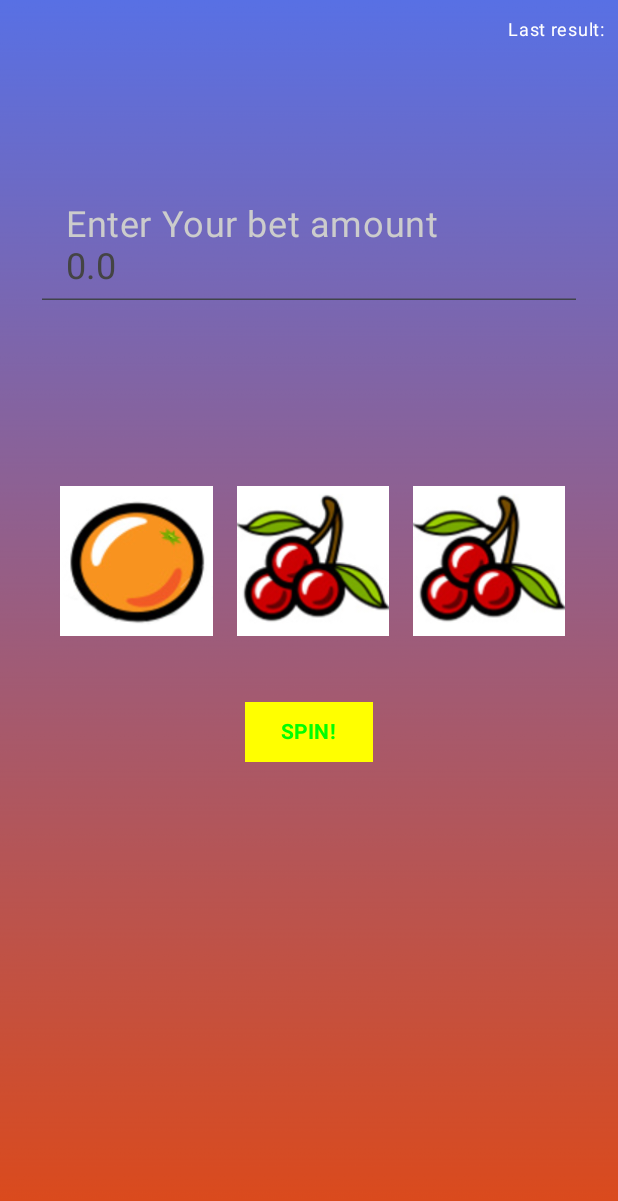
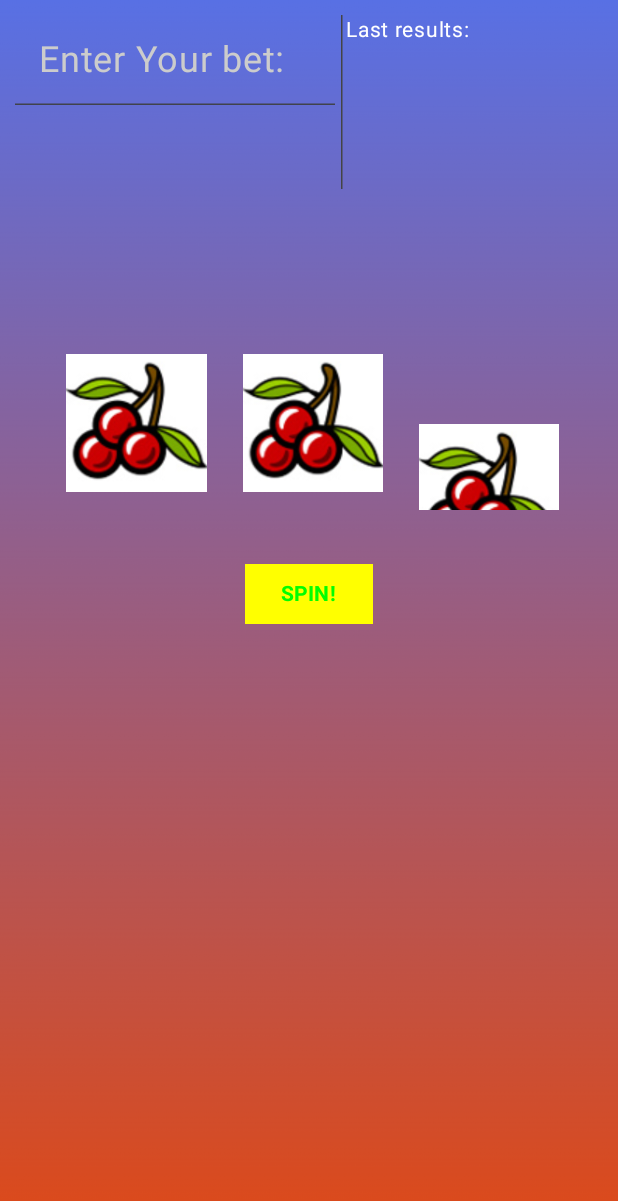
Before and after one commit to artuntnc/gambling-app, an Android app built with Jetpack Compose: the SlotsScreen screen opened through its navigation route, after a tap on "SPIN!", on a phone screen of 412 x 824 dp. Shown: the top 1201 px of the screen. Run offline under Robolectric (Android 15) with nearby library versions, the phone set to English and light mode, and no system bars; our stand-ins replace window size class; 1 statement that could not run was skipped.

Commit message:
fixed a lot of bugs, blackjack is the only game that doesn't work yet

```diff
--- a/app/src/main/java/com/example/gamblingapp/GamblingAppScreen.kt
+++ b/app/src/main/java/com/example/gamblingapp/GamblingAppScreen.kt
@@ -4,8 +4,10 @@ import android.content.Context
 import android.media.MediaPlayer
 import androidx.annotation.StringRes
 import androidx.compose.foundation.Image
+import androidx.compose.foundation.background
 import androidx.compose.foundation.clickable
 import androidx.compose.foundation.layout.Arrangement
+import androidx.compose.foundation.layout.Box
 import androidx.compose.foundation.layout.Column
 import androidx.compose.foundation.layout.Row
 import androidx.compose.foundation.layout.fillMaxHeight
@@ -65,10 +67,17 @@ fun GamblingAppBar(
     moneyText: String = "1000$",
     modifier: Modifier = Modifier
 ) {
+    Column {
+        Box(
+            modifier = modifier
+                .height(20.dp)
+                .background(Color(27, 206, 211, 255))
+        )
         Row(
             modifier = modifier
                 .fillMaxWidth()
-            .height(48.dp),
+                .height(48.dp)
+                .background(Color.LightGray),
             horizontalArrangement = Arrangement.SpaceBetween,
             verticalAlignment = Alignment.CenterVertically
         ) {
@@ -88,6 +97,7 @@ fun GamblingAppBar(
             )
         }
     }
+}
 
 @Composable
 fun GamblingApp(
@@ -96,28 +106,23 @@ fun GamblingApp(
     context: Context
 )
 {
-    //media player
-    val musicPlayer: MediaPlayer = MediaPlayer.create(context, R.raw.smoke_lish_grooves)
-    musicPlayer.isLooping = true
-    musicPlayer.start()
-
-    Scaffold(
-    ) { innerPadding ->
-
     //app state that controls the app
     val appState by gamblingAppViewModel.appState.collectAsState()
     val loginState by gamblingAppViewModel.loginState.collectAsState()
     val registerState by gamblingAppViewModel.registerState.collectAsState()
 
+    //media player
+    val musicPlayer: MediaPlayer = MediaPlayer.create(context, R.raw.smoke_lish_grooves)
+    musicPlayer.isLooping = true
+    musicPlayer.setVolume(appState.musicVolume,appState.musicVolume)
+    musicPlayer.start()
+
+    Scaffold(
+        topBar = { if(!appState.hideTopBar){ GamblingAppBar({ navController.navigate(AppRoutes.Settings.name) }, appState.money.toString() + "$") }}
+    ) { innerPadding ->
         Column(
 
         ){
-            //Check if bar should be hidden or not, hidden by default
-            if(!appState.hideTopBar)
-            {
-                GamblingAppBar({ navController.navigate(AppRoutes.Settings.name) }, appState.money.toString() + "$")
-            }
-
             //component responsible for navigation in the app
             NavHost(
                 navController = navController,
@@ -143,10 +148,9 @@ fun GamblingApp(
                                         if(gamblingAppViewModel.getUserData())
                                         {
                                             gamblingAppViewModel.changeTopBarState()
-                                            navController.navigate(AppRoutes.GameMenu.name) {
-                                                popUpTo(AppRoutes.Login.name) {
-                                                    inclusive = true
-                                                }
+                                            navController.navigate(AppRoutes.GameMenu.name)
+                                            {
+                                                popUpTo(navController.graph.startDestinationId) { inclusive = true }
                                             }
                                         }
                                   },
@@ -202,11 +206,11 @@ fun GamblingApp(
                         onThemesClick = { gamblingAppViewModel.onThemesClick()},
                         onHelpClick = { gamblingAppViewModel.onHelpClick()},
                         onSignOutClick = {
+                                            gamblingAppViewModel.changeTopBarState()
                                             gamblingAppViewModel.onSignOutClick()
-                                            navController.navigate(AppRoutes.Login.name) {
-                                                popUpTo(AppRoutes.Login.name) {
-                                                    inclusive = true
-                                                }
+                                            navController.navigate(AppRoutes.GameMenu.name)
+                                            {
+                                                popUpTo(navController.graph.startDestinationId) { inclusive = true }
                                             }
                                          },
                         musicVolume = appState.musicVolume,
@@ -224,12 +228,14 @@ fun GamblingApp(
                         onBlackClick = { gamblingAppViewModel.onRouletteButtonClick(Color.Black)},
                         onGreenClick = { gamblingAppViewModel.onRouletteButtonClick(Color.Green)},
                         onSpinClick = { gamblingAppViewModel.onRouletteSpinClick()},
-                        onSpinFinished = { angle -> gamblingAppViewModel.updateRouletteState(angle)},
+                        onUpdateAngle = { angle -> gamblingAppViewModel.onUpdateAngle(angle)},
+                        onSpinFinished = { gamblingAppViewModel.updateRouletteState()},
                         betText = appState.chosenRouletteBet,
                         lastResults = appState.lastRouletteResults,
                         rouletteSpun = appState.rouletteSpun,
                         startDegree = appState.rouletteDegree,
                         targetDegree = appState.targetRouletteDegree,
+                        rotation = appState.rotation,
                         modifier = Modifier
                     )
                 }
@@ -271,10 +277,15 @@ fun GamblingApp(
                 }
                 composable(route = AppRoutes.Slots.name) {
                     SlotsScreen(
-                        onBetChange = { bet -> gamblingAppViewModel.onSlotsBetChange(bet)},
-                        checkTextError = { bet -> gamblingAppViewModel.checkIfInputIncorrect(bet, GamblingAppViewModel.inputType.Money) },
-                        onSpinClick = { gamblingAppViewModel.onSlotsSpinClick()},
-                        onSpinFinished = { gamblingAppViewModel.updateSlotsState()},
+                        onBetChange = { bet -> gamblingAppViewModel.onSlotsBetChange(bet) },
+                        checkTextError = { bet ->
+                            gamblingAppViewModel.checkIfInputIncorrect(
+                                bet,
+                                GamblingAppViewModel.inputType.Money
+                            )
+                        },
+                        onSpinClick = { gamblingAppViewModel.onSlotsSpinClick() },
+                        onSpinFinished = { gamblingAppViewModel.updateSlotsState() },
                         betText = appState.chosenSlotsBet,
                         slotsSpun = appState.slotsSpun,
                         startSlot1 = appState.slot1Id,
@@ -284,7 +295,15 @@ fun GamblingApp(
                         endSlot2 = appState.nextSlot2Id,
                         endSlot3 = appState.nextSlot3Id,
                         lastResults = appState.lastSlotsResults,
-                        modifier = Modifier
+                        updateSpinningSlot = { gamblingAppViewModel.onUpdateSlot() },
+                        currentSlotSpinning = appState.currentSlotSpinning,
+                        slot1BeginOffset = appState.slot1BeginOffset,
+                        slot1EndOffset = appState.slot1EndOffset,
+                        slot2BeginOffset = appState.slot2BeginOffset,
+                        slot2EndOffset = appState.slot2EndOffset,
+                        slot3BeginOffset = appState.slot3BeginOffset,
+                        slot3EndOffset = appState.slot3EndOffset,
+                        modifier = Modifier,
                     )
                 }
                 composable(route = AppRoutes.Money.name) {
--- a/app/src/main/java/com/example/gamblingapp/MainActivity.kt
+++ b/app/src/main/java/com/example/gamblingapp/MainActivity.kt
@@ -23,11 +23,6 @@ class MainActivity : ComponentActivity() {
     override fun onCreate(savedInstanceState: Bundle?) {
         super.onCreate(savedInstanceState)
         enableEdgeToEdge()
-
-
-        //Getting the user balance from SharedPreferences
-        //val sharedPreferences: SharedPreferences = getSharedPreferences("UserData", Context.MODE_PRIVATE)
-        ///val userBalance = sharedPreferences.getInt("userBalance", 0)
 
         //Nothing should be called from MainActivity, only the standard padding should be given and size values
         setContent {
--- a/app/src/main/java/com/example/gamblingapp/data/GamblingAppState.kt
+++ b/app/src/main/java/com/example/gamblingapp/data/GamblingAppState.kt
@@ -1,6 +1,9 @@
 package com.example.gamblingapp.data
 
 import android.text.BoringLayout
+import androidx.compose.animation.core.Animatable
+import androidx.compose.animation.core.AnimationVector1D
+import androidx.compose.runtime.remember
 import androidx.compose.ui.graphics.Color
 import com.example.gamblingapp.R
 
@@ -15,7 +18,7 @@ data class GamblingAppState(
     //sound value
     val soundVolume: Float = 0.5f,
     //music value
-    val musicVolume: Float = 0.5f,
+    val musicVolume: Float = 0.0f,
     //alt theme check
     val altThemeOn: Boolean = false,
     //notifications check
@@ -28,12 +31,16 @@ data class GamblingAppState(
     val lastRouletteResults: List<Float> = listOf(),
     //chosen color for roulette game
     val chosenRouletteColor: Color = Color.Red,
+    //chosen color for roulette game
+    val chosenRouletteNumber: Int = 2,
     //bet set by the user
-    val chosenRouletteBet: Float = 0.0f,
+    val chosenRouletteBet: String = "",
     //current tilt of the roulette
     val rouletteDegree: Float = 0f,
     //target tilt of the roulette
     val targetRouletteDegree: Float = 0f,
+    //rotation value for animating
+    val rotation: Animatable<Float, AnimationVector1D> = Animatable(0f),
     //roulette error message
     val rouletteError: String = "",
     //check for whether the roulette has begun spinning
@@ -48,7 +55,21 @@ data class GamblingAppState(
     //check for whether the slots have begun spinning
     val slotsSpun: Boolean = false,
     //bet set by the user
-    val chosenSlotsBet: Float = 0.0f,
+    val chosenSlotsBet: String = "",
+    //which slot to animate
+    val currentSlotSpinning: Int  = 0,
+    //beginning offset for a slot 1
+    val slot1BeginOffset: Animatable<Float, AnimationVector1D> = Animatable(0f),
+    //ending offset for a slot 1
+    val slot1EndOffset: Animatable<Float, AnimationVector1D> = Animatable(-300f),
+    //beginning offset for a slot 2
+    val slot2BeginOffset: Animatable<Float, AnimationVector1D> = Animatable(0f),
+    //ending offset for a slot 2
+    val slot2EndOffset: Animatable<Float, AnimationVector1D> = Animatable(-300f),
+    //beginning offset for a slot 3
+    val slot3BeginOffset: Animatable<Float, AnimationVector1D> = Animatable(0f),
+    //ending offset for a slot 3
+    val slot3EndOffset: Animatable<Float, AnimationVector1D> = Animatable(-300f),
     //current slot 1
     val slot1Id: Int = R.drawable.slot1cherry,
     //current slot 2
@@ -69,7 +90,7 @@ data class GamblingAppState(
     //check for whether the dice have been cast
     val diceCast: Boolean = false,
     //bet set by the user
-    val chosenDiceBet: Float = 0.0f,
+    val chosenDiceBet: String = "",
     //new dice upon a roll
     val newUserDice: Int = R.drawable.dice_1,
     //new dice upon a roll
@@ -84,7 +105,7 @@ data class GamblingAppState(
     //check for whether the user chose to do something
     val blackjackPlayed: Boolean = false,
     //bet set by the user
-    val chosenBlackjackBet: Float = 0.0f,
+    val chosenBlackjackBet: String = "",
     //cards in player's hands
     val playerCards: List<Card> = listOf(),
     //cards in player's hands
--- a/app/src/main/java/com/example/gamblingapp/ui/SlotsScreen.kt
+++ b/app/src/main/java/com/example/gamblingapp/ui/SlotsScreen.kt
@@ -1,7 +1,12 @@
 package com.example.gamblingapp.ui
 
 import androidx.compose.animation.core.Animatable
+import androidx.compose.animation.core.AnimationVector1D
+import androidx.compose.animation.core.Ease
+import androidx.compose.animation.core.EaseIn
+import androidx.compose.animation.core.EaseOut
 import androidx.compose.animation.core.FastOutSlowInEasing
+import androidx.compose.animation.core.LinearEasing
 import androidx.compose.animation.core.tween
 import androidx.compose.foundation.Image
 import androidx.compose.foundation.layout.Arrangement
@@ -21,6 +26,7 @@ import androidx.compose.material3.Surface
 import androidx.compose.material3.Text
 import androidx.compose.material3.TextField
 import androidx.compose.material3.TextFieldDefaults
+import androidx.compose.material3.VerticalDivider
 import androidx.compose.runtime.Composable
 import androidx.compose.runtime.LaunchedEffect
 import androidx.compose.runtime.getValue
@@ -47,6 +53,9 @@ import androidx.compose.ui.unit.dp
 import androidx.compose.ui.unit.sp
 import com.example.gamblingapp.R
 import com.example.gamblingapp.ui.theme.GamblingAppTheme
+import kotlinx.coroutines.Job
+import kotlinx.coroutines.delay
+import kotlinx.coroutines.joinAll
 import kotlinx.coroutines.launch
 
 
@@ -56,8 +65,16 @@ fun SlotsScreen(
     checkTextError: (String) -> Boolean,
     onSpinClick: () -> Unit,
     onSpinFinished: () -> Unit,
-    betText: Float,
+    updateSpinningSlot: () -> Unit,
+    betText: String,
     slotsSpun: Boolean = false,
+    currentSlotSpinning: Int = 0,
+    slot1BeginOffset: Animatable<Float, AnimationVector1D> = Animatable(0f),
+    slot1EndOffset: Animatable<Float, AnimationVector1D> = Animatable(-300f),
+    slot2BeginOffset: Animatable<Float, AnimationVector1D> = Animatable(0f),
+    slot2EndOffset: Animatable<Float, AnimationVector1D> = Animatable(-300f),
+    slot3BeginOffset: Animatable<Float, AnimationVector1D> = Animatable(0f),
+    slot3EndOffset: Animatable<Float, AnimationVector1D> = Animatable(-300f),
     startSlot1: Int = R.drawable.slot5bar,
     startSlot2: Int = R.drawable.slot5bar,
     startSlot3: Int = R.drawable.slot5bar,
@@ -79,125 +96,130 @@ fun SlotsScreen(
     ) {
         Row(
             modifier.fillMaxWidth(),
-            horizontalArrangement = Arrangement.End
+            horizontalArrangement = Arrangement.Start
         ) {
-            Text(stringResource(R.string.roulette_last_result), color = Color.White, fontSize = 12.sp)
-            Column(
-                modifier = Modifier.height(100.dp)
-            )
-            {
-                for (result in lastResults)
-                {
-                    Text(stringResource(R.string.roulette_result_money, result), color = Color.White, fontSize = 12.sp)
-                }
-            }
-        }
             TextField(
-            value = betText.toString(),
-            label = { Text("Enter Your bet amount", color = Color.LightGray, fontSize = 24.sp) },
-            textStyle = TextStyle(color = Color.DarkGray, fontSize = 24.sp),
+                value = betText,
+                textStyle = TextStyle(color = Color.DarkGray, fontSize = 20.sp),
                 colors = TextFieldDefaults.colors(
                     focusedContainerColor = Color.Transparent,
                     unfocusedContainerColor = Color.Transparent,
                     disabledContainerColor = Color.Transparent,
                     errorContainerColor = Color.Red.copy(alpha = 0.1f)
                 ),
+                label = { Text(stringResource(R.string.enter_bet), color = Color.LightGray, fontSize = 24.sp) },
                 onValueChange = onBetChange,
                 singleLine = true,
-            isError = checkTextError(betText.toString()),
+                isError = checkTextError(betText),
                 keyboardOptions = KeyboardOptions(keyboardType = KeyboardType.Number, imeAction = ImeAction.Next),
                 modifier = Modifier
                     .fillMaxWidth(1f)
-                .padding(20.dp)
+                    .padding(2.dp)
+                    .weight(0.75f)
             )
+            VerticalDivider(
+                color = Color.DarkGray,
+                thickness = 1.dp,
+                modifier = modifier
+                    .height(120.dp)
+                    .padding(2.dp))
+            Text(
+                stringResource(R.string.last_results),
+                color = Color.White,
+                fontSize = 14.sp,
+                modifier = modifier
+                    .weight(0.3f)
+            )
+            Column(
+                modifier = Modifier
+                    .height(120.dp)
+                    .weight(0.3f)
+            )
+            {
+                for (result in lastResults)
+                {
+                    Text(stringResource(R.string.result_money, result), color = Color.White, fontSize = 12.sp)
+                }
+            }
+        }
 
+        var jobs = mutableListOf<Job>()
+        var currentSlot by remember { mutableIntStateOf(currentSlotSpinning) }
         val scope = rememberCoroutineScope()
-        var currentSlotSpinning by remember { mutableIntStateOf(0) }
-        val slot1BeginOffset = remember { Animatable(0f) }
-        val slot1EndOffset = remember { Animatable(-300f) }
-        val slot2BeginOffset = remember { Animatable(0f) }
-        val slot2EndOffset = remember { Animatable(-300f) }
-        val slot3BeginOffset = remember { Animatable(0f) }
-        val slot3EndOffset = remember { Animatable(-300f) }
         LaunchedEffect(slotsSpun)
         {
-            if(slotsSpun)
-            {
-                if(currentSlotSpinning == 0) {
-                    scope.launch {
+            if (slotsSpun) {
+                jobs += scope.launch {
                     slot1BeginOffset.animateTo(
                         targetValue = 300f,
                         animationSpec = tween(
-                                durationMillis = 2000,
-                                easing = FastOutSlowInEasing
+                            durationMillis = 1000,
+                            easing = EaseOut
                         )
                     )
                 }
-                    scope.launch {
+                jobs += scope.launch {
                     slot1EndOffset.animateTo(
                         targetValue = 0f,
                         animationSpec = tween(
-                                durationMillis = 2000,
-                                easing = FastOutSlowInEasing
+                            durationMillis = 1000,
+                            easing = EaseOut
+                        ),
+                    )
+                }
+            }
+
+            if (slotsSpun)
+            {
+                jobs += scope.launch {
+                    slot2BeginOffset.animateTo(
+                        targetValue = 300f,
+                        animationSpec = tween(
+                            durationMillis = 1000,
+                            easing = EaseOut,
+                            delayMillis = 1000
                         )
                     )
                 }
-                    currentSlotSpinning = 1
-                }
-                else if(currentSlotSpinning == 1) {
-                    scope.launch {
-                        slot2BeginOffset.animateTo(
-                            targetValue = 300f,
+                jobs += scope.launch {
+                    slot2EndOffset.animateTo(
+                        targetValue = 0f,
                         animationSpec = tween(
-                                durationMillis = 2000,
-                                easing = FastOutSlowInEasing
+                            durationMillis = 1000,
+                            easing = EaseOut,
+                            delayMillis = 1000
                         )
                     )
                 }
-                    scope.launch {
-                        slot2EndOffset.animateTo(
+            }
+
+            if(slotsSpun)
+            {
+                jobs += scope.launch {
+                    slot3BeginOffset.animateTo(
+                        targetValue = 300f,
+                        animationSpec = tween(
+                            durationMillis = 1000,
+                            easing = EaseOut,
+                            delayMillis = 2000
+                        )
+                    )
+                }
+                jobs += scope.launch {
+                    slot3EndOffset.animateTo(
                         targetValue = 0f,
                         animationSpec = tween(
-                                durationMillis = 2000,
-                                easing = FastOutSlowInEasing
+                            durationMillis = 1000,
+                            easing = EaseIn,
+                            delayMillis = 2000
                         )
                     )
                 }
 
-                    currentSlotSpinning = 2
+                jobs.joinAll()
+
+                onSpinFinished()
             }
-                else
-                {
-                    scope.launch {
-                        slot3BeginOffset.animateTo(
-                            targetValue = 300f,
-                            animationSpec = tween(
-                                durationMillis = 2000,
-                                easing = FastOutSlowInEasing
-                            )
-                        )
-                    }
-                    scope.launch {
-                        slot3EndOffset.animateTo(
-                            targetValue = 0f,
-                            animationSpec = tween(
-                                durationMillis = 2000,
-                                easing = FastOutSlowInEasing
-                            )
-                        )
-                    }
-                }
-            }
-
-            currentSlotSpinning = 0
-            onSpinFinished()
-            slot1BeginOffset.snapTo(0f)
-            slot1EndOffset.snapTo(-300f)
-            slot2BeginOffset.snapTo(0f)
-            slot2EndOffset.snapTo(-300f)
-            slot3BeginOffset.snapTo(0f)
-            slot3EndOffset.snapTo(-300f)
-
         }
         Row(
             modifier = modifier
@@ -220,6 +242,7 @@ fun SlotsScreen(
                     contentDescription = "roulette game",
                     modifier = modifier
                         .fillMaxWidth()
+                        .padding(4.dp)
                         .size(100.dp)
                         .offset { IntOffset(0, slot1BeginOffset.value.toInt()) }
                 )
@@ -229,7 +252,7 @@ fun SlotsScreen(
                     contentDescription = "roulette game",
                     modifier = modifier
                         .fillMaxWidth()
-                        .padding(8.dp)
+                        .padding(4.dp)
                         .size(100.dp)
                         .offset { IntOffset(0, slot1EndOffset.value.toInt()) }
                 )
@@ -248,6 +271,7 @@ fun SlotsScreen(
                     contentDescription = "roulette game",
                     modifier = modifier
                         .fillMaxWidth()
+                        .padding(4.dp)
                         .size(100.dp)
                         .offset { IntOffset(0, slot2BeginOffset.value.toInt()) }
                 )
@@ -257,7 +281,7 @@ fun SlotsScreen(
                     contentDescription = "roulette game",
                     modifier = modifier
                         .fillMaxWidth()
-                        .padding(8.dp)
+                        .padding(4.dp)
                         .size(100.dp)
                         .offset { IntOffset(0, slot2EndOffset.value.toInt()) }
                 )
@@ -276,6 +300,7 @@ fun SlotsScreen(
                     contentDescription = "roulette game",
                     modifier = modifier
                         .fillMaxWidth()
+                        .padding(4.dp)
                         .size(100.dp)
                         .offset { IntOffset(0, slot3BeginOffset.value.toInt()) }
                 )
@@ -285,7 +310,7 @@ fun SlotsScreen(
                     contentDescription = "roulette game",
                     modifier = modifier
                         .fillMaxWidth()
-                        .padding(8.dp)
+                        .padding(4.dp)
                         .size(100.dp)
                         .offset { IntOffset(0, slot3EndOffset.value.toInt()) }
                 )
@@ -312,7 +337,7 @@ fun SlotsScreenPreview()
     {
         Surface()
         {
-            SlotsScreen({},{false},{}, {},0f)
+            SlotsScreen({},{false},{}, {}, {},"")
         }
     }
 }
--- a/app/src/main/res/values/strings.xml
+++ b/app/src/main/res/values/strings.xml
@@ -15,8 +15,10 @@
 
     <string name="loading_screen_progress">%s%%</string>
 
-    <string name="roulette_last_result">Last result:</string>
-    <string name="roulette_result_money">%s$</string>
+    <string name="enter_bet">Enter Your bet:</string>
+    <string name="last_results">Last results:</string>
+    <string name="result_money">%s$</string>
+
     <string name="roulette_error_less_than_0">Enter a valid numeric bet amount greater than 0.</string>
     <string name="roulette_error_balance">Bet amount exceeds your current balance.</string>
 
```
Also changed, not shown: app/src/main/java/com/example/gamblingapp/ui/BlackjackScreen.kt (+41 -29 lines), app/src/main/java/com/example/gamblingapp/ui/DiceScreen.kt (+41 -36 lines), app/src/main/java/com/example/gamblingapp/ui/GamblingAppViewModel.kt (+76 -25 lines), app/src/main/java/com/example/gamblingapp/ui/RouletteScreen.kt (+51 -43 lines). Lines whose indentation alone changed are shown as unchanged.
